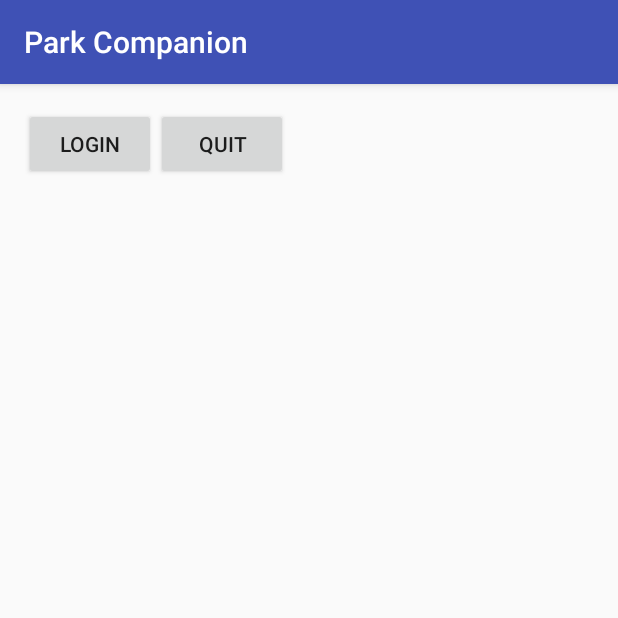
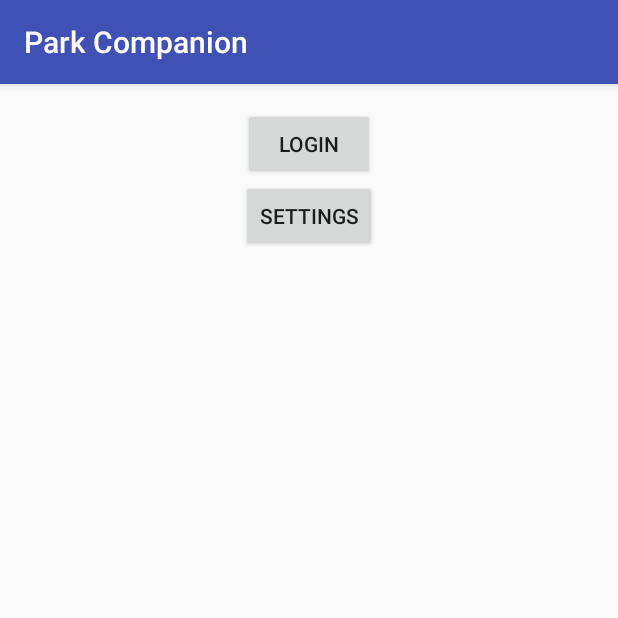
Before and after one commit to knappjf/ParkCompanion, an Android app: the MainMenuActivity screen opened directly, with no data from a screen before it, on a phone screen of 412 x 824 dp, the top half of it. Run offline under Robolectric (Android 15) with nearby library versions, the phone set to English and light mode, and no system bars.

Commit message:
Fixed Main Menu

```diff
--- a/app/src/main/java/info/jfknapp/parkcompanion/Main/MainMenuActivity.java
+++ b/app/src/main/java/info/jfknapp/parkcompanion/Main/MainMenuActivity.java
@@ -7,6 +7,7 @@ import android.view.View;
 
 import info.jfknapp.parkcompanion.Login.LoginActivity;
 import info.jfknapp.parkcompanion.R;
+import info.jfknapp.parkcompanion.Settings.SettingsActivity;
 
 public class MainMenuActivity extends AppCompatActivity {
 
@@ -22,5 +23,8 @@ public class MainMenuActivity extends AppCompatActivity {
         this.finish();
     }
 
-    public void onQuitButton(View view){}
+    public void onSettingsButton(View view) {
+        Intent intent = new Intent(this, SettingsActivity.class);
+        this.startActivity(intent);
+    }
 }
--- a/app/src/main/res/layout/activity_login.xml
+++ b/app/src/main/res/layout/activity_login.xml
@@ -53,7 +53,7 @@
     <Button
         android:layout_width="wrap_content"
         android:layout_height="wrap_content"
-        android:text="Login"
+        android:text="@string/login"
         android:onClick="onButtonPress" />
 
 </LinearLayout>
--- a/app/src/main/res/layout/activity_main_menu.xml
+++ b/app/src/main/res/layout/activity_main_menu.xml
@@ -7,19 +7,21 @@
     android:paddingLeft="@dimen/activity_horizontal_margin"
     android:paddingRight="@dimen/activity_horizontal_margin"
     android:paddingTop="@dimen/activity_vertical_margin"
-    tools:context=".Main.MainMenuActivity">
+    tools:context=".Main.MainMenuActivity"
+    android:orientation="vertical"
+    android:gravity="center_horizontal">
 
     <Button
         android:layout_width="wrap_content"
         android:layout_height="wrap_content"
-        android:text="Login"
+        android:text="@string/login"
         android:id="@+id/button2"
         android:onClick="onLoginButton" />
 
     <Button
-    android:layout_width="wrap_content"
-    android:layout_height="wrap_content"
-    android:text="@string/quit"
-    android:id="@+id/button"
-    android:onClick="onQuitButton" />
+        android:layout_width="wrap_content"
+        android:layout_height="wrap_content"
+        android:text="@string/settings"
+        android:id="@+id/button"
+        android:onClick="onSettingsButton" />
 </LinearLayout>
--- a/app/src/main/res/values/strings.xml
+++ b/app/src/main/res/values/strings.xml
@@ -3,13 +3,15 @@
 
     <string name="username">Username</string>
     <string name="password">Password</string>
-    <string name="button_login">Login</string>
+
 
     <string name="server_address">Server Address</string>
     <string name="server_port">Server Port</string>
+
+
+    <string name="menu">Menu</string>
     <string name="save">Save</string>
     <string name="cancel">Cancel</string>
-
-    <string name="quit">Quit</string>
-    <string name="menu">Menu</string>
+    <string name="login">Login</string>
+    <string name="settings">Settings</string>
 </resources>
```
